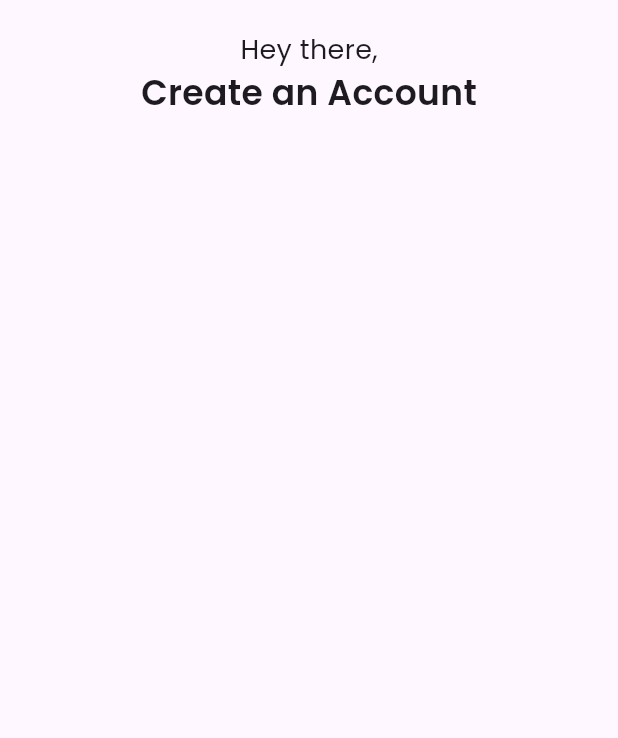
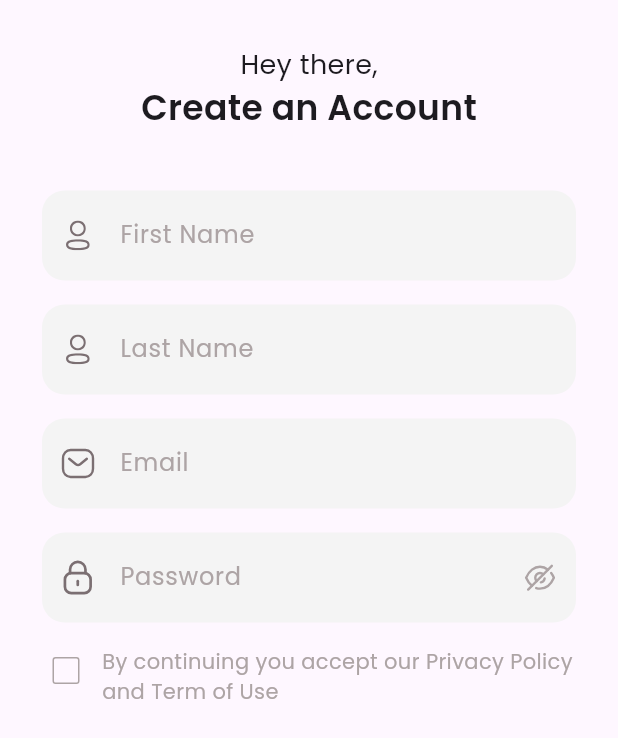
Before and after one commit to Aimable01/fitnest, a Flutter app: the Register screen opened by its route, on a phone screen of 412 x 824 dp. Shown: the top 738 px of the screen. Run offline on Flutter 3.47's test engine with Material 3 defaults, Android fonts, the phone set to English and light mode, and no system bars; our stand-ins replace flutter_svg.

```diff
--- a/lib/pages/auth/register.dart
+++ b/lib/pages/auth/register.dart
@@ -1,3 +1,5 @@
+import 'package:fitnest/utils/form_validator_extension.dart';
+import 'package:fitnest/widgets/custom_text_field.dart';
 import 'package:flutter/material.dart';
 
 class Register extends StatefulWidget {
@@ -14,22 +16,33 @@ class _RegisterState extends State<Register> {
   String? _email;
   String? _password;
 
+  bool checked = false;
+  void checkBoxChanged(bool? value) {
+    setState(() {
+      checked = !checked;
+    });
+  }
+
   void _validateAndSubmit() {
-    // do something
+    if (_formKey.currentState!.validate()) {
+      _formKey.currentState!.save();
+    }
   }
 
   @override
   Widget build(BuildContext context) {
-    return const Scaffold(
-      body: SafeArea(
+    return Scaffold(
+      body: Padding(
+        padding: const EdgeInsets.symmetric(horizontal: 20),
+        child: SafeArea(
           child: Column(
             crossAxisAlignment: CrossAxisAlignment.center,
             children: [
               // the header
-            SizedBox(
-              height: 20,
+              const SizedBox(
+                height: 30,
               ),
-            Center(
+              const Center(
                 child: Column(
                   mainAxisAlignment: MainAxisAlignment.center,
                   crossAxisAlignment: CrossAxisAlignment.center,
@@ -42,12 +55,106 @@ class _RegisterState extends State<Register> {
                     ),
                     Text(
                       'Create an Account',
-                    style: TextStyle(fontSize: 23, fontWeight: FontWeight.w600),
+                      style:
+                          TextStyle(fontSize: 23, fontWeight: FontWeight.w600),
                     )
                   ],
                 ),
+              ),
+              const SizedBox(
+                height: 30,
+              ),
+              // the form
+              Form(
+                  key: _formKey,
+                  child: Column(
+                    children: [
+                      CustomTextField(
+                        hintText: 'First Name',
+                        prefixIconPath: 'assets/icons/Profile.svg',
+                        validator: (value) {
+                          if (value == null ||
+                              value.isEmpty ||
+                              !value.isValidFirstName) {
+                            return "Please enter your first name";
+                          }
+                          return null;
+                        },
+                        onSave: (value) {
+                          _firstName = value;
+                        },
+                      ),
+                      CustomTextField(
+                        hintText: 'Last Name',
+                        prefixIconPath: 'assets/icons/Profile.svg',
+                        validator: (value) {
+                          if (value == null ||
+                              value.isEmpty ||
+                              !value.isValidLastName) {
+                            return "Please enter your last name";
+                          }
+                          return null;
+                        },
+                        onSave: (value) {
+                          _lastName = value;
+                        },
+                      ),
+                      CustomTextField(
+                        hintText: 'Email',
+                        prefixIconPath: 'assets/icons/Message.svg',
+                        validator: (value) {
+                          if (value == null ||
+                              value.isEmpty ||
+                              !value.isValidEmail) {
+                            return "Email should be valid";
+                          }
+                          return null;
+                        },
+                        onSave: (value) {
+                          _email = value;
+                        },
+                      ),
+                      CustomTextField(
+                        obscureText: true,
+                        hintText: 'Password',
+                        prefixIconPath: 'assets/icons/Lock.svg',
+                        suffixIconPath: 'assets/icons/Hide-Password.svg',
+                        validator: (value) {
+                          if (value == null ||
+                              value.isEmpty ||
+                              !value.isValidPassword) {
+                            return "Please enter your password";
+                          }
+                          return null;
+                        },
+                        onSave: (value) {
+                          _password = value;
+                        },
+                      ),
+                      Row(
+                        // mainAxisAlignment: MainAxisAlignment.start,
+                        crossAxisAlignment: CrossAxisAlignment.end,
+                        children: [
+                          CheckboxTheme(
+                            data: const CheckboxThemeData(
+                                side: BorderSide(color: Color(0xffADA4A5))),
+                            child: Checkbox(
+                              value: checked,
+                              onChanged: (value) => checkBoxChanged(value),
+                              activeColor: const Color(0xffADA4A5),
+                            ),
+                          ),
+                          const Text(
+                            "By continuing you accept our Privacy Policy\nand Term of Use",
+                            style: TextStyle(
+                                fontSize: 14, color: Color(0xffADA4A5)),
                           )
                         ],
+                      )
+                    ],
+                  ))
+            ],
+          ),
         ),
       ),
     );
--- a/lib/widgets/custom_text_field.dart
+++ b/lib/widgets/custom_text_field.dart
@@ -1,7 +1,7 @@
 import 'package:flutter/material.dart';
 import 'package:flutter_svg/svg.dart';
 
-class CustomTextField extends StatelessWidget {
+class CustomTextField extends StatefulWidget {
   final bool obscureText;
   final String hintText;
   final String? prefixIconPath;
@@ -19,34 +19,65 @@ class CustomTextField extends StatelessWidget {
       this.onSave});
 
   @override
+  State<CustomTextField> createState() => _CustomTextFieldState();
+}
+
+class _CustomTextFieldState extends State<CustomTextField> {
+  late bool _isObscurred;
+
+  @override
+  void initState() {
+    super.initState();
+    _isObscurred = widget.obscureText;
+  }
+
+  @override
   Widget build(BuildContext context) {
     return Padding(
       padding: const EdgeInsets.all(8.0),
-      child: TextFormField(
-        decoration: InputDecoration(
+      child: SizedBox(
+        height: 60,
+        child: TextFormField(
+          decoration: InputDecoration(
             filled: true,
-            fillColor: Colors.white,
-            hintText: hintText,
-            hintStyle: const TextStyle(color: Color(0xffDDDADA), fontSize: 14),
-            contentPadding: const EdgeInsets.all(15),
-            prefixIcon: prefixIconPath != null
+            fillColor: const Color.fromARGB(255, 244, 244, 244),
+            hintText: widget.hintText,
+            hintStyle: const TextStyle(
+              color: Color(0xffADA4A5),
+              fontSize: 16,
+            ),
+            contentPadding:
+                const EdgeInsets.symmetric(vertical: 20, horizontal: 15),
+            prefixIcon: widget.prefixIconPath != null
                 ? Padding(
                     padding: const EdgeInsets.all(12),
-                    child: SvgPicture.asset(prefixIconPath!),
+                    child: SvgPicture.asset(widget.prefixIconPath!),
                   )
                 : null,
-            suffixIcon: suffixIconPath != null
-                ? Padding(
-                    padding: const EdgeInsets.all(12),
-                    child: SvgPicture.asset(suffixIconPath!),
+            suffixIcon: widget.suffixIconPath != null
+                ? GestureDetector(
+                    onTap: () {
+                      setState(() {
+                        _isObscurred = !_isObscurred;
+                      });
+                    },
+                    child: Padding(
+                      padding: const EdgeInsets.all(12),
+                      child: SvgPicture.asset(_isObscurred
+                          ? widget.suffixIconPath!
+                          : "assets/icons/Show-Password.svg"),
+                    ),
                   )
                 : null,
             border: OutlineInputBorder(
-                borderRadius: BorderRadius.circular(15),
-                borderSide: BorderSide.none)),
-        obscureText: obscureText,
-        validator: validator,
-        onSaved: onSave,
+              borderRadius: BorderRadius.circular(15),
+              borderSide: BorderSide.none,
+            ),
+          ),
+          obscureText: _isObscurred,
+          validator: widget.validator,
+          onSaved: widget.onSave,
+        ),
       ),
     );
   }
--- a/pubspec.yaml
+++ b/pubspec.yaml
@@ -35,6 +35,7 @@ dependencies:
   # Use with the CupertinoIcons class for iOS style icons.
   cupertino_icons: ^1.0.8
   flutter_svg: ^2.0.16
+  flutter_bloc: ^8.1.6
 
 dev_dependencies:
   flutter_test:
```
Also changed, not shown: pubspec.lock. Lines whose indentation alone changed are shown as unchanged.
